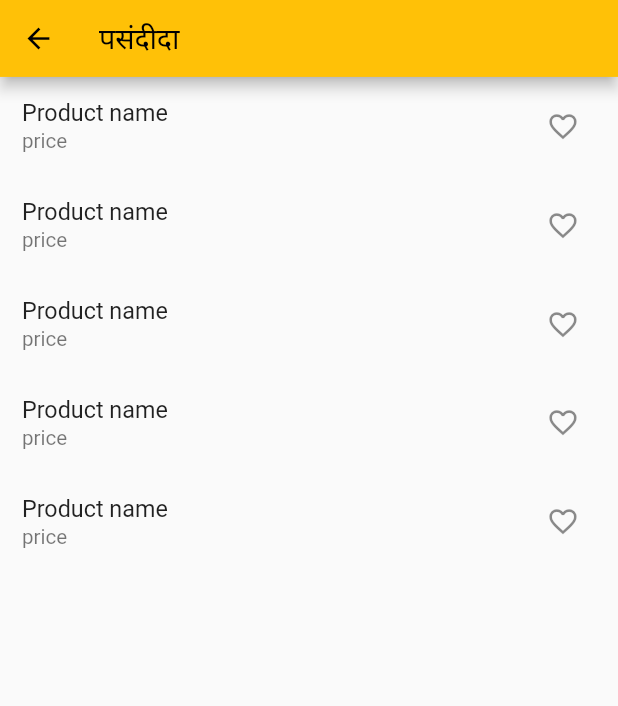
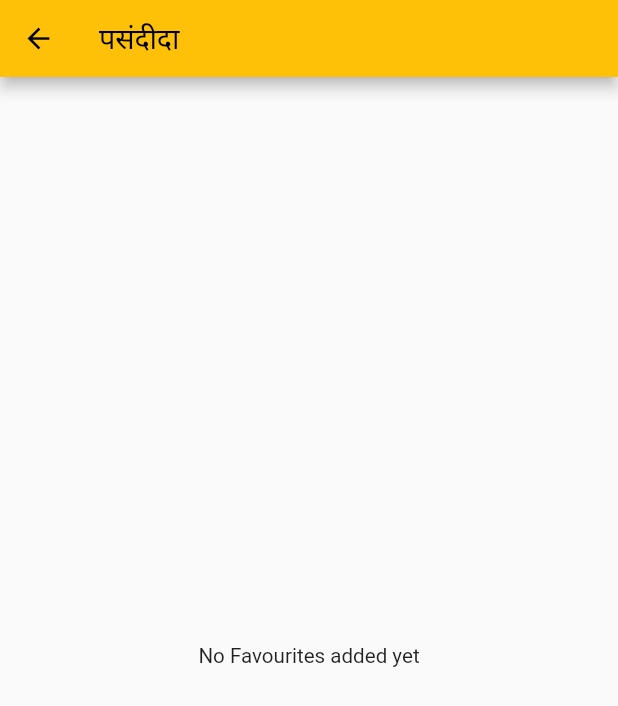
Before and after one commit to Mandar-Khandagale/riverpod_exp, a Flutter app: the FavouritePage screen opened by its route, on a phone screen of 412 x 824 dp. Shown: the top 706 px of the screen. Run offline on Flutter 3.47's test engine with Material 2 defaults, Android fonts, the phone set to English and light mode, and no system bars; our stand-ins replace dio, easy_localization, flutter_riverpod, freezed_annotation, pretty_dio_logger, responsive_framework and 1 more; accounts and stored records are empty; network calls fail.

Commit message:
added product and favourite product page api implementation

```diff
--- /dev/null
+++ b/lib/feature/favourites/provider/favourite_provider.dart
@@ -0,0 +1,12 @@
+import 'package:flutter_riverpod/flutter_riverpod.dart';
+import 'package:riverpod_exp/feature/products/data/model/products_model.dart';
+import 'package:riverpod_exp/feature/products/provider/product_provider.dart';
+
+///favourite list provider
+final favouritesProvider = StateProvider<List<ProductsModel>>((ref) {
+  final res = ref
+      .watch(productListNotifierProvider)
+      .where((element) => element.isFavourite == true)
+      .toList();
+  return res;
+});
--- a/lib/feature/favourites/view/favorite_page.dart
+++ b/lib/feature/favourites/view/favorite_page.dart
@@ -1,6 +1,8 @@
 import 'package:easy_localization/easy_localization.dart';
 import 'package:flutter/material.dart';
 import 'package:flutter_riverpod/flutter_riverpod.dart';
+import 'package:riverpod_exp/feature/favourites/provider/favourite_provider.dart';
+import 'package:riverpod_exp/feature/products/provider/product_provider.dart';
 import 'package:riverpod_exp/translations/locale_keys.g.dart';
 
 class FavouritePage extends ConsumerWidget {
@@ -8,20 +10,37 @@ class FavouritePage extends ConsumerWidget {
 
   @override
   Widget build(BuildContext context, WidgetRef ref) {
+    final favouriteList = ref.watch(favouritesProvider);
     return Scaffold(
       appBar: AppBar(
         title: Text(LocaleKeys.favouritePage.tr()),
       ),
-      body: ListView.builder(
-          itemCount: 5,
-          itemBuilder: (context, index) {
-        return ListTile(
-          title: const Text("Product name"),
-          subtitle: const Text("price"),
-          trailing: IconButton(
-              onPressed: () {}, icon: const Icon(Icons.favorite_border)),
-        );
-      }),
+      body: favouriteList.isEmpty
+          ? const Center(
+              child: Text("No Favourites added yet"),
+            )
+          : ListView.separated(
+              itemCount: favouriteList.length,
+              separatorBuilder: (context, index) {
+                return const Divider(color: Colors.black,);
+              },
+              itemBuilder: (context, index) {
+                return Padding(
+                  padding: const EdgeInsets.all(10.0),
+                  child: ListTile(
+                    title: Text(favouriteList[index].title ?? ""),
+                    subtitle: Text(favouriteList[index].price.toString()),
+                    trailing: IconButton(
+                        onPressed: () {
+                          ref
+                              .read(productListNotifierProvider.notifier)
+                              .toggleFavourite(favouriteList[index].id ?? 0,
+                                  isFavourite: false);
+                        },
+                        icon: const Icon(Icons.favorite, color: Colors.red,)),
+                  ),
+                );
+              }),
     );
   }
 }
--- /dev/null
+++ b/lib/feature/products/provider/product_provider.dart
@@ -0,0 +1,25 @@
+import 'package:flutter_riverpod/flutter_riverpod.dart';
+import 'package:riverpod_exp/core/shared_provider/shared_providers.dart';
+import 'package:riverpod_exp/feature/products/data/api/product_api.dart';
+import 'package:riverpod_exp/feature/products/data/model/products_model.dart';
+import 'package:riverpod_exp/feature/products/data/repository/product_repository.dart';
+import 'package:riverpod_exp/feature/products/provider/product_state_notifier.dart';
+
+
+///product api provider
+final productApiProvider =
+    Provider<ProductApi>((ref) => ProductApi(ref.read(dioClientProvider)));
+
+///product repository provider
+final productRepositoryProvider = Provider<ProductRepository>(
+    (ref) => ProductRepository(ref.read(productApiProvider)));
+
+///product loading state provider
+final isProductLoadingProvider = StateProvider<bool>((ref) => true);
+
+
+
+///product list provider
+final productListNotifierProvider =
+    StateNotifierProvider<ProductStateNotifier, List<ProductsModel>>(
+        (ref) => ProductStateNotifier(ref));
--- /dev/null
+++ b/lib/feature/products/widgets/product_detail_page.dart
@@ -0,0 +1,20 @@
+import 'package:flutter/material.dart';
+import 'package:riverpod_exp/feature/products/data/model/products_model.dart';
+
+class ProductDetailPage extends StatelessWidget {
+  final ProductDetailPageArgs args;
+  const ProductDetailPage({Key? key, required this.args}) : super(key: key);
+
+  @override
+  Widget build(BuildContext context) {
+    return const Placeholder();
+  }
+}
+
+
+class ProductDetailPageArgs {
+  final ProductsModel productsModel;
+
+  ProductDetailPageArgs(this.productsModel);
+
+}
--- a/lib/feature/settings/view/settings_page.dart
+++ b/lib/feature/settings/view/settings_page.dart
@@ -18,7 +18,9 @@ class SettingsPage extends StatelessWidget {
         child: Column(
           children: [
              ListTile(
-               onTap: () => Navigator.pushNamed(context, Routes.jokePage),
+               onTap: () {
+                 Navigator.pushReplacementNamed(context, Routes.jokePage);
+               },
                title: Text(LocaleKeys.joke.tr()),
              ),
             const Spacer(),
--- a/lib/navigations/app_routes.dart
+++ b/lib/navigations/app_routes.dart
@@ -1,14 +1,51 @@
+import 'package:flutter/material.dart';
 import 'package:riverpod_exp/feature/favourites/view/favorite_page.dart';
 import 'package:riverpod_exp/feature/joke/view/joke_page.dart';
+import 'package:riverpod_exp/feature/products/widgets/product_detail_page.dart';
 import 'package:riverpod_exp/feature/settings/view/settings_page.dart';
 import 'package:riverpod_exp/navigations/routes.dart';
 import 'package:riverpod_exp/feature/home/view/home_page.dart';
 
 class AppRoutes {
-  static final routes = {
-    Routes.home: (context) => const HomePage(),
-    Routes.jokePage: (context) => const JokePage(),
-    Routes.favouritePage: (context) => const FavouritePage(),
-    Routes.settingsPage: (context) => const SettingsPage(),
-  };
+  static Route<dynamic> generateRoute(RouteSettings settings) {
+    switch (settings.name) {
+      case Routes.home:
+        return MaterialPageRoute(
+          builder: (context) => const HomePage(),
+          settings: const RouteSettings(name: Routes.home),
+        );
+
+      case Routes.jokePage:
+        return MaterialPageRoute(
+          builder: (context) => const JokePage(),
+          settings: const RouteSettings(name: Routes.jokePage),
+        );
+
+      case Routes.settingsPage:
+        return MaterialPageRoute(
+          builder: (context) => const SettingsPage(),
+          settings: const RouteSettings(name: Routes.settingsPage),
+        );
+
+      case Routes.favouritePage:
+        return MaterialPageRoute(
+          builder: (context) => const FavouritePage(),
+          settings: const RouteSettings(name: Routes.favouritePage),
+        );
+
+      case Routes.productDetailPage:
+        return MaterialPageRoute(
+          builder: (context) => ProductDetailPage(args: settings.arguments as ProductDetailPageArgs),
+          settings: RouteSettings(
+            name: Routes.productDetailPage,
+            arguments: settings.arguments),
+        );
+
+
+      default:
+        return MaterialPageRoute(
+          builder: (context) => Container(),
+        );
+    }
+  }
 }
--- a/lib/navigations/routes.dart
+++ b/lib/navigations/routes.dart
@@ -5,4 +5,5 @@ class Routes {
   static const String favouritePage = "/favouritePage";
   static const String productPage = "/productPage";
   static const String settingsPage = "/settingsPage";
+  static const String productDetailPage = "/productDetailPage";
 }
--- a/lib/utils/molecules/widgets/language_selection_widget.dart
+++ b/lib/utils/molecules/widgets/language_selection_widget.dart
@@ -1,5 +1,6 @@
 import 'package:easy_localization/easy_localization.dart';
 import 'package:flutter/material.dart';
+import 'package:riverpod_exp/main.dart';
 import 'package:riverpod_exp/translations/locale_keys.g.dart';
 
 class LanguageSelectionWidget extends StatelessWidget {
@@ -20,12 +21,14 @@ class LanguageSelectionWidget extends StatelessWidget {
           InkWell(
               onTap: () {
                 context.setLocale(const Locale("en"));
+                widgetsBinding?.performReassemble();
               },
               child: Text(LocaleKeys.english.tr())),
           const VerticalDivider(color: Colors.black),
           InkWell(
               onTap: () {
                 context.setLocale(const Locale("hi"));
+                widgetsBinding?.performReassemble();
               },
               child: Text(LocaleKeys.hindi.tr())),
         ],
```
Also changed, not shown: lib/feature/products/data/api/product_api.dart (added, +23 -0 lines), lib/feature/products/data/model/products_model.dart (added, +19 -0 lines), lib/feature/products/data/repository/product_repository.dart (added, +30 -0 lines), lib/feature/products/provider/product_state_notifier.dart (added, +35 -0 lines), lib/feature/products/view/product_page.dart (+54 -8 lines), lib/main.dart (+8 -2 lines), lib/feature/products/data/model/products_model.freezed.dart (added), lib/feature/products/data/model/products_model.g.dart (added).
